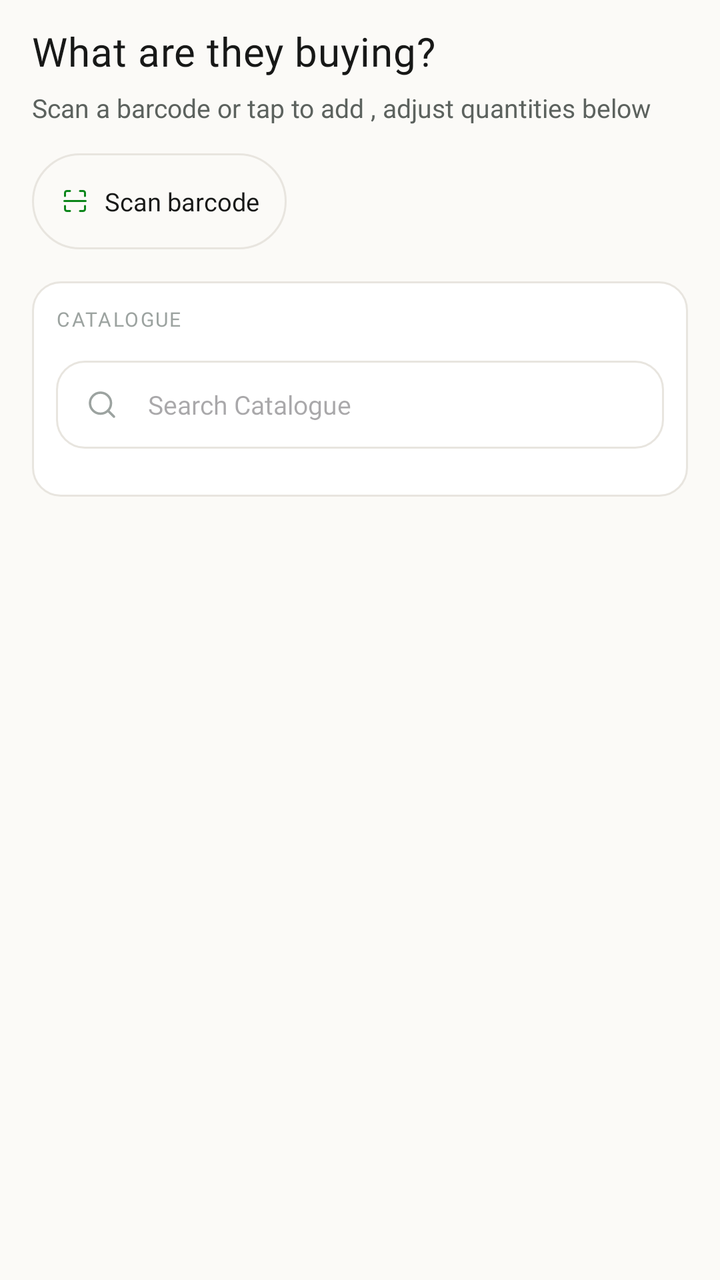
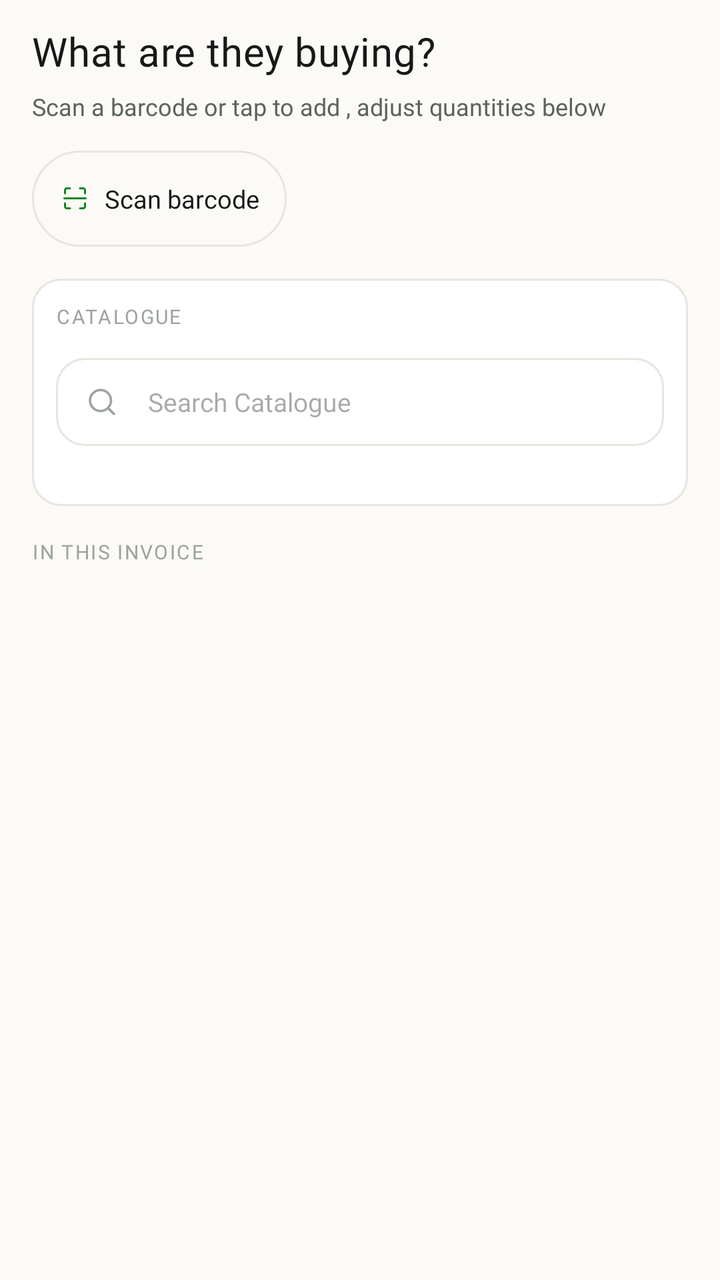

Two renders of the same Android screen: before a commit and after it. Below are the layout's source before the change and the commit's diff.
<!-- AndroidManifest.xml: application theme Theme.InvoiceGenerator -->
<!-- res/layout/fragment_newinvoice_select_item.xml -->
<?xml version="1.0" encoding="utf-8"?>
<androidx.constraintlayout.widget.ConstraintLayout xmlns:android="http://schemas.android.com/apk/res/android"
    xmlns:app="http://schemas.android.com/apk/res-auto"
    xmlns:tools="http://schemas.android.com/tools"
    android:layout_width="match_parent"
    android:layout_height="match_parent"
    android:paddingVertical="12dp"
    android:paddingHorizontal="16dp"
    android:background="@color/bg_cream">

    <TextView
        android:id="@+id/itemsHeading"
        android:layout_width="wrap_content"
        android:layout_height="wrap_content"
        android:text="What are they buying?"
        android:textColor="@color/btn_bg_dark"
        android:textSize="20sp"
        android:fontFamily="@font/inter_bold"
        android:letterSpacing="0.015"
        app:layout_constraintTop_toTopOf="parent"
        app:layout_constraintStart_toStartOf="parent"
        />

    <TextView
        android:id="@+id/selectItemsSubheading"
        android:layout_width="wrap_content"
        android:layout_height="wrap_content"
        android:textSize="13sp"
        android:textColor="@color/subheading_color_home"
        android:fontFamily="@font/inter"
        android:text="Scan a barcode or tap to add , adjust quantities below"
        app:layout_constraintTop_toBottomOf="@id/itemsHeading"
        android:layout_marginTop="6dp"
        app:layout_constraintStart_toStartOf="parent"
        />

    <com.google.android.material.button.MaterialButton
        android:id="@+id/scanBarcodeBtn"
        style="@style/Widget.MaterialComponents.Button.OutlinedButton"
        android:layout_width="wrap_content"
        android:layout_height="wrap_content"
        android:layout_marginBottom="16dp"
        android:layout_marginTop="14dp"
        android:text="Scan barcode"
        android:textSize="12.5sp"
        android:textAllCaps="false"
        android:textColor="#171817"
        android:fontFamily="@font/inter_semibold"
        android:letterSpacing="0"
        android:paddingHorizontal="14dp"
        android:paddingVertical="9dp"
        android:insetTop="0dp"
        android:insetBottom="0dp"
        app:icon="@drawable/ic_scan"
        app:iconTint="#0C861A"
        app:iconGravity="textStart"
        app:iconPadding="7dp"
        app:iconSize="15dp"
        app:strokeColor="#E8E5DF"
        app:strokeWidth="1dp"
        app:cornerRadius="999dp"
        app:backgroundTint="@android:color/transparent"
        app:layout_constraintTop_toBottomOf="@id/selectItemsSubheading"
        app:layout_constraintStart_toStartOf="parent" />

    <androidx.constraintlayout.widget.ConstraintLayout
        android:layout_width="match_parent"
        android:layout_height="wrap_content"
        android:layout_marginTop="16dp"
        app:layout_constraintTop_toBottomOf="@id/scanBarcodeBtn"
        app:layout_constraintStart_toStartOf="parent"
        app:layout_constraintEnd_toEndOf="parent"
        android:background="@drawable/bg_select_items_new_invoice"
        android:padding="12dp"
        >
        <TextView
            android:id="@+id/catalogueHeading"
            android:layout_width="wrap_content"
            android:layout_height="wrap_content"
            android:text="CATALOGUE"
            android:textSize="10sp"
            android:textColor="#9CA3A0"
            android:fontFamily="@font/inter_semibold"
            android:letterSpacing="0.08"
            app:layout_constraintStart_toStartOf="parent"
            app:layout_constraintTop_toTopOf="parent"/>

        <androidx.constraintlayout.widget.ConstraintLayout
            android:id="@+id/searchCatalogueSection"
            android:layout_width="match_parent"
            android:layout_height="44dp"
            android:layout_marginTop="14dp"
            app:layout_constraintTop_toBottomOf="@id/catalogueHeading"
            app:layout_constraintStart_toStartOf="parent"
            app:layout_constraintEnd_toEndOf="parent"
            android:background="@drawable/search_invoice_bg"
            >
            <ImageView
                android:id="@+id/searchIcon"
                android:layout_width="18dp"
                android:layout_height="18dp"
                android:background="@drawable/ic_search"
                android:layout_marginStart="14dp"
                app:layout_constraintStart_toStartOf="parent"
                app:layout_constraintBottom_toBottomOf="parent"
                app:layout_constraintTop_toTopOf="parent"
                />
            <EditText
                android:id="@+id/searchField"
                android:layout_width="0dp"
                android:layout_height="match_parent"
                android:hint="Search Catalogue"
                android:layout_marginStart="14dp"
                app:layout_constraintStart_toEndOf="@id/searchIcon"
                android:background="@null"
                app:layout_constraintTop_toTopOf="parent"
                app:layout_constraintBottom_toBottomOf="parent"
                app:layout_constraintEnd_toEndOf="parent"
                android:layout_marginEnd="32dp"
                android:textSize="13sp"
                android:textColor="@color/btn_bg_dark"
                android:fontFamily="@font/inter_medium"
                />

        </androidx.constraintlayout.widget.ConstraintLayout>
      <com.google.android.material.chip.ChipGroup
          android:id="@+id/catalogueChipGroup"
          android:layout_width="match_parent"
          android:layout_height="wrap_content"
          android:layout_marginTop="12dp"
          app:layout_constraintStart_toStartOf="parent"
          app:layout_constraintEnd_toEndOf="parent"
          app:layout_constraintTop_toBottomOf="@id/searchCatalogueSection"
          app:singleSelection="false"
          app:chipSpacingHorizontal="6dp"
          app:chipSpacingVertical="0dp"
          />





    </androidx.constraintlayout.widget.ConstraintLayout>



</androidx.constraintlayout.widget.ConstraintLayout>
<!-- resources referenced by this layout -->
<resources>
  <color name="bg_cream">#FBFAF7</color>
  <color name="btn_bg_dark">#171817</color>
  <color name="subheading_color_home">#5C625E</color>
  <!-- drawable bg_select_items_new_invoice (drawable) -->
  <?xml version="1.0" encoding="utf-8"?>
  <shape xmlns:android="http://schemas.android.com/apk/res/android"
      android:shape="rectangle">
      <corners android:radius="14dp"/>
      <stroke android:width="1dp"
          android:color="#E8E5DF"
          />
      <solid
          android:color="#FFFFFF"/>
  
  </shape>
  <!-- drawable ic_scan (drawable) -->
  <vector xmlns:android="http://schemas.android.com/apk/res/android"
      android:width="14dp"
      android:height="14dp"
      android:viewportWidth="24"
      android:viewportHeight="24">
  
      <path
          android:pathData="M4,8V5.5A1.5,1.5 0,0,1 5.5,4H8"
          android:strokeColor="#0C861A"
          android:strokeWidth="1.6"
          android:strokeLineCap="round"
          android:strokeLineJoin="round"
          android:fillColor="#00000000"/>
  
      <path
          android:pathData="M16,4h2.5A1.5,1.5 0,0,1 20,5.5V8"
          android:strokeColor="#0C861A"
          android:strokeWidth="1.6"
          android:strokeLineCap="round"
          android:strokeLineJoin="round"
          android:fillColor="#00000000"/>
  
      <path
          android:pathData="M20,16v2.5a1.5,1.5 0,0,1 -1.5,1.5H16"
          android:strokeColor="#0C861A"
          android:strokeWidth="1.6"
          android:strokeLineCap="round"
          android:strokeLineJoin="round"
          android:fillColor="#00000000"/>
  
      <path
          android:pathData="M8,20H5.5A1.5,1.5 0,0,1 4,18.5V16"
          android:strokeColor="#0C861A"
          android:strokeWidth="1.6"
          android:strokeLineCap="round"
          android:strokeLineJoin="round"
          android:fillColor="#00000000"/>
  
      <path
          android:pathData="M3.5,12h17"
          android:strokeColor="#0C861A"
          android:strokeWidth="1.6"
          android:strokeLineCap="round"
          android:strokeLineJoin="round"
          android:fillColor="#00000000"/>
  
  </vector>
  <!-- drawable ic_search (drawable) -->
  <vector xmlns:android="http://schemas.android.com/apk/res/android"
      android:width="16dp"
      android:height="16dp"
      android:viewportWidth="24"
      android:viewportHeight="24">
  
      <path
          android:pathData="M11,4a7,7 0,1 1,0,14 7,7 0,0 1,0,-14Z"
          android:strokeColor="#9CA3A0"
          android:strokeWidth="1.6"
          android:strokeLineCap="round"
          android:strokeLineJoin="round" />
  
      <path
          android:pathData="M20,20l-4,-4"
          android:strokeColor="#9CA3A0"
          android:strokeWidth="1.6"
          android:strokeLineCap="round"
          android:strokeLineJoin="round" />
  
  </vector>
  <!-- drawable search_invoice_bg (drawable) -->
  <?xml version="1.0" encoding="utf-8"?>
  <shape xmlns:android="http://schemas.android.com/apk/res/android"
      android:shape="rectangle">
      <solid android:color="#FFFFFF"/>
      <stroke
          android:color="#E8E5DF"
          android:width="1dp"/>
      <corners android:radius="14dp"/>
  
  </shape>
  <style name="Theme.InvoiceGenerator" parent="Base.Theme.InvoiceGenerator" />
  <style name="Base.Theme.InvoiceGenerator" parent="Theme.Material3.DayNight.NoActionBar">
          <item name="android:navigationBarColor">@android:color/transparent</item>
          <item name="android:statusBarColor">@android:color/transparent</item>
          <item name="android:windowLightNavigationBar">true</item>
      </style>
</resources>

<!-- the commit's change to res/layout/fragment_newinvoice_select_item.xml (unified diff, before → after) -->
@@ -25,7 +25,7 @@
         android:id="@+id/selectItemsSubheading"
         android:layout_width="wrap_content"
         android:layout_height="wrap_content"
-        android:textSize="13sp"
+        android:textSize="12sp"
         android:textColor="@color/subheading_color_home"
         android:fontFamily="@font/inter"
         android:text="Scan a barcode or tap to add , adjust quantities below"
@@ -64,6 +64,7 @@
         app:layout_constraintStart_toStartOf="parent" />
 
     <androidx.constraintlayout.widget.ConstraintLayout
+        android:id="@+id/catalogueSection"
         android:layout_width="match_parent"
         android:layout_height="wrap_content"
         android:layout_marginTop="16dp"
@@ -72,6 +73,8 @@
         app:layout_constraintEnd_toEndOf="parent"
         android:background="@drawable/bg_select_items_new_invoice"
         android:padding="12dp"
+        android:clipChildren="false"
+        android:clipToPadding="false"
         >
         <TextView
             android:id="@+id/catalogueHeading"
@@ -128,20 +131,51 @@
           android:layout_width="match_parent"
           android:layout_height="wrap_content"
           android:layout_marginTop="12dp"
+          android:paddingBottom="6dp"
           app:layout_constraintStart_toStartOf="parent"
           app:layout_constraintEnd_toEndOf="parent"
           app:layout_constraintTop_toBottomOf="@id/searchCatalogueSection"
+          app:layout_constraintBottom_toBottomOf="parent"
           app:singleSelection="false"
           app:chipSpacingHorizontal="6dp"
-          app:chipSpacingVertical="0dp"
+          app:chipSpacingVertical="-3dp"
+          android:clipChildren="false"
+          android:clipToPadding="false"
           />
+    </androidx.constraintlayout.widget.ConstraintLayout>
+
+    <androidx.constraintlayout.widget.ConstraintLayout
+        android:layout_width="match_parent"
+        android:layout_height="wrap_content"
+        android:layout_marginTop="16dp"
+        app:layout_constraintStart_toStartOf="parent"
+        app:layout_constraintEnd_toEndOf="parent"
+        app:layout_constraintTop_toBottomOf="@id/catalogueSection"
+        >
+        <TextView
+            android:id="@+id/inThisInvoiceHeading"
+            android:layout_width="wrap_content"
+            android:layout_height="wrap_content"
+            android:text="IN THIS INVOICE"
+            android:textColor="#9CA3A0"
+            android:letterSpacing="0.08"
+            android:textSize="10sp"
+            android:fontFamily="@font/inter_semibold"
+            app:layout_constraintStart_toStartOf="parent"
+            app:layout_constraintTop_toTopOf="parent"
+            />
+        <androidx.recyclerview.widget.RecyclerView
+            android:id="@+id/itemsInInvoiceRV"
+            android:layout_width="match_parent"
+            android:layout_height="wrap_content"
+            android:layout_marginTop="8dp"
+            app:layout_constraintTop_toBottomOf="@id/inThisInvoiceHeading"
+            app:layout_constraintStart_toStartOf="parent"
+            app:layout_constraintEnd_toEndOf="parent"
+            />
+    </androidx.constraintlayout.widget.ConstraintLayout>
 
 
 
 
-
-    </androidx.constraintlayout.widget.ConstraintLayout>
-
-
-
 </androidx.constraintlayout.widget.ConstraintLayout>
